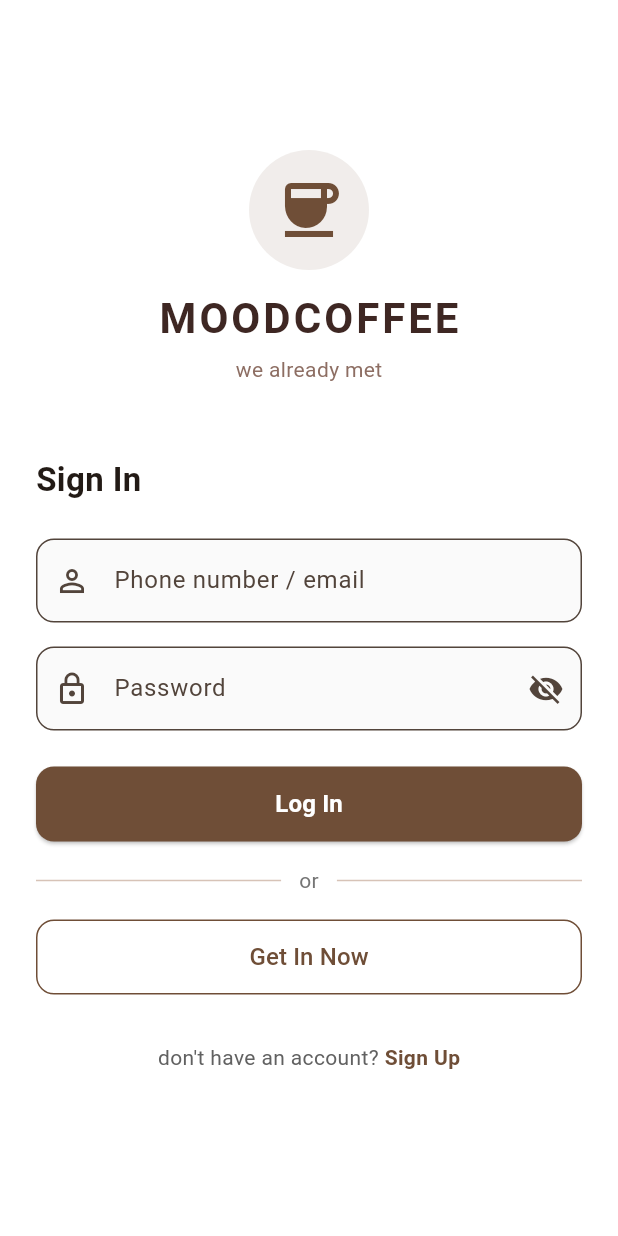
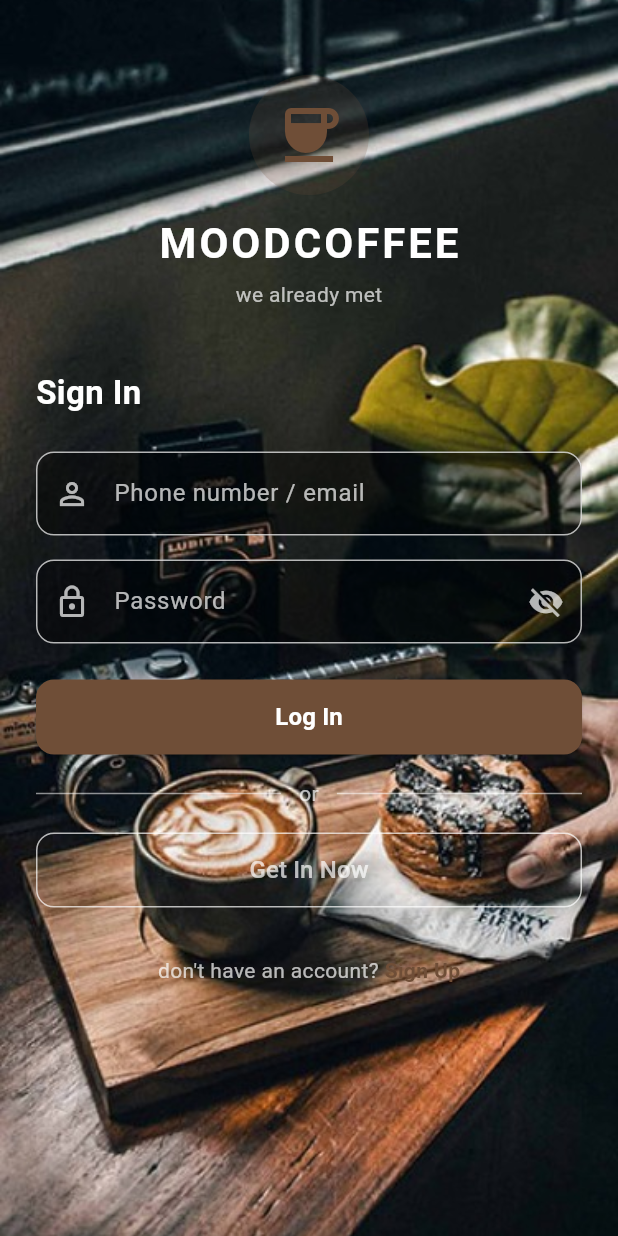
Before and after one commit to ncipp213/MoodCoffe, a Flutter app: the screen it shows after launch, on a phone screen of 412 x 824 dp. Run offline on Flutter 3.47's test engine with Material 3 defaults, Android fonts, the phone set to English and light mode, and no system bars.

Commit message:
update kode untuk menambahkan gambar, dan menambahkan folder assets

```diff
--- a/lib/screens/login_screen.dart
+++ b/lib/screens/login_screen.dart
@@ -31,13 +31,22 @@ class _LoginScreenState extends State<LoginScreen> {
 
   @override
   Widget build(BuildContext context) {
-    return Scaffold(
-      body: SingleChildScrollView(
-        padding: const EdgeInsets.symmetric(horizontal: 24, vertical: 60),
+    return Container(
+      decoration: BoxDecoration(
+        image: DecorationImage(
+          image: AssetImage('assets/cover.jpeg'), // Gunakan gambar lokal dari folder assets
+          fit: BoxFit.cover,
+        ),
+      ),
+      child: Scaffold(
+        backgroundColor: Colors.transparent,
+        body: SafeArea(
+          child: SingleChildScrollView(
+            padding: const EdgeInsets.symmetric(horizontal: 24, vertical: 30),
             child: Column(
               crossAxisAlignment: CrossAxisAlignment.start,
               children: [
-            const SizedBox(height: 40),
+                const SizedBox(height: 20),
                 // Logo / Title
                 Center(
                   child: Column(
@@ -45,7 +54,7 @@ class _LoginScreenState extends State<LoginScreen> {
                       Container(
                         padding: const EdgeInsets.all(16),
                         decoration: BoxDecoration(
-                      color: const Color(0xFF6F4E37).withValues(alpha: 0.1),
+                          color: const Color(0xFF6F4E37).withValues(alpha: 0.2),
                           shape: BoxShape.circle,
                         ),
                         child: const Icon(Icons.coffee, size: 48, color: Color(0xFF6F4E37)),
@@ -57,49 +66,78 @@ class _LoginScreenState extends State<LoginScreen> {
                           fontSize: 28,
                           fontWeight: FontWeight.bold,
                           letterSpacing: 2,
-                      color: Color(0xFF3E2723),
+                          color: Colors.white,
                         ),
                       ),
                       const SizedBox(height: 4),
                       const Text(
                         'we already met',
-                    style: TextStyle(fontSize: 14, color: Color(0xFF8D6E63)),
+                        style: TextStyle(fontSize: 14, color: Colors.white70),
                       ),
                     ],
                   ),
                 ),
-            const SizedBox(height: 48),
+                const SizedBox(height: 40),
                 // Form
                 const Text(
                   'Sign In',
-              style: TextStyle(fontSize: 22, fontWeight: FontWeight.bold),
+                  style: TextStyle(fontSize: 22, fontWeight: FontWeight.bold, color: Colors.white),
                 ),
                 const SizedBox(height: 24),
                 TextField(
                   controller: _emailController,
                   keyboardType: TextInputType.emailAddress,
+                  style: const TextStyle(color: Colors.white),
                   decoration: InputDecoration(
                     labelText: 'Phone number / email',
-                prefixIcon: const Icon(Icons.person_outline),
-                border: OutlineInputBorder(borderRadius: BorderRadius.circular(12)),
+                    labelStyle: const TextStyle(color: Colors.white70),
+                    prefixIcon: const Icon(Icons.person_outline, color: Colors.white70),
+                    border: OutlineInputBorder(
+                      borderRadius: BorderRadius.circular(12),
+                      borderSide: const BorderSide(color: Colors.white70),
+                    ),
+                    enabledBorder: OutlineInputBorder(
+                      borderRadius: BorderRadius.circular(12),
+                      borderSide: const BorderSide(color: Colors.white70),
+                    ),
+                    focusedBorder: OutlineInputBorder(
+                      borderRadius: BorderRadius.circular(12),
+                      borderSide: const BorderSide(color: Color(0xFF6F4E37), width: 2),
+                    ),
                     filled: true,
-                fillColor: Colors.grey.shade50,
+                    fillColor: Colors.black.withValues(alpha: 0.4),
                   ),
                 ),
                 const SizedBox(height: 16),
                 TextField(
                   controller: _passwordController,
                   obscureText: _obscurePassword,
+                  style: const TextStyle(color: Colors.white),
                   decoration: InputDecoration(
                     labelText: 'Password',
-                prefixIcon: const Icon(Icons.lock_outline),
+                    labelStyle: const TextStyle(color: Colors.white70),
+                    prefixIcon: const Icon(Icons.lock_outline, color: Colors.white70),
                     suffixIcon: IconButton(
-                  icon: Icon(_obscurePassword ? Icons.visibility_off : Icons.visibility),
+                      icon: Icon(
+                        _obscurePassword ? Icons.visibility_off : Icons.visibility,
+                        color: Colors.white70,
+                      ),
                       onPressed: () => setState(() => _obscurePassword = !_obscurePassword),
                     ),
-                border: OutlineInputBorder(borderRadius: BorderRadius.circular(12)),
+                    border: OutlineInputBorder(
+                      borderRadius: BorderRadius.circular(12),
+                      borderSide: const BorderSide(color: Colors.white70),
+                    ),
+                    enabledBorder: OutlineInputBorder(
+                      borderRadius: BorderRadius.circular(12),
+                      borderSide: const BorderSide(color: Colors.white70),
+                    ),
+                    focusedBorder: OutlineInputBorder(
+                      borderRadius: BorderRadius.circular(12),
+                      borderSide: const BorderSide(color: Color(0xFF6F4E37), width: 2),
+                    ),
                     filled: true,
-                fillColor: Colors.grey.shade50,
+                    fillColor: Colors.black.withValues(alpha: 0.4),
                   ),
                 ),
                 const SizedBox(height: 24),
@@ -116,18 +154,17 @@ class _LoginScreenState extends State<LoginScreen> {
                 const SizedBox(height: 16),
                 Row(
                   children: [
-                const Expanded(child: Divider()),
+                    const Expanded(child: Divider(color: Colors.white54)),
                     Padding(
                       padding: const EdgeInsets.symmetric(horizontal: 12),
-                  child: Text('or', style: TextStyle(color: Colors.grey.shade600)),
+                      child: Text('or', style: TextStyle(color: Colors.white70)),
                     ),
-                const Expanded(child: Divider()),
+                    const Expanded(child: Divider(color: Colors.white54)),
                   ],
                 ),
                 const SizedBox(height: 16),
                 OutlinedButton(
                   onPressed: () {
-                // Get In Now: bisa langsung ke home dengan guest
                     Navigator.pushReplacement(
                       context,
                       MaterialPageRoute(builder: (context) => const HomeScreen(username: 'Guest')),
@@ -136,16 +173,16 @@ class _LoginScreenState extends State<LoginScreen> {
                   style: OutlinedButton.styleFrom(
                     minimumSize: const Size(double.infinity, 50),
                     shape: RoundedRectangleBorder(borderRadius: BorderRadius.circular(12)),
-                side: BorderSide(color: const Color(0xFF6F4E37)),
+                    side: const BorderSide(color: Colors.white70),
                   ),
-              child: const Text('Get In Now', style: TextStyle(fontSize: 16, color: Color(0xFF6F4E37))),
+                  child: const Text('Get In Now', style: TextStyle(fontSize: 16, color: Colors.white70)),
                 ),
                 const SizedBox(height: 32),
                 Center(
                   child: Row(
                     mainAxisAlignment: MainAxisAlignment.center,
                     children: [
-                  Text("don't have an account? ", style: TextStyle(color: Colors.grey.shade700)),
+                      Text("don't have an account? ", style: TextStyle(color: Colors.white70)),
                       GestureDetector(
                         onTap: () {
                           Navigator.push(
@@ -165,6 +202,8 @@ class _LoginScreenState extends State<LoginScreen> {
               ],
             ),
           ),
+        ),
+      ),
     );
   }
 }
```
Also changed, not shown: pubspec.yaml (+14 -67 lines), assets/cover.jpeg (added), pubspec.lock. Lines whose indentation alone changed are shown as unchanged.
